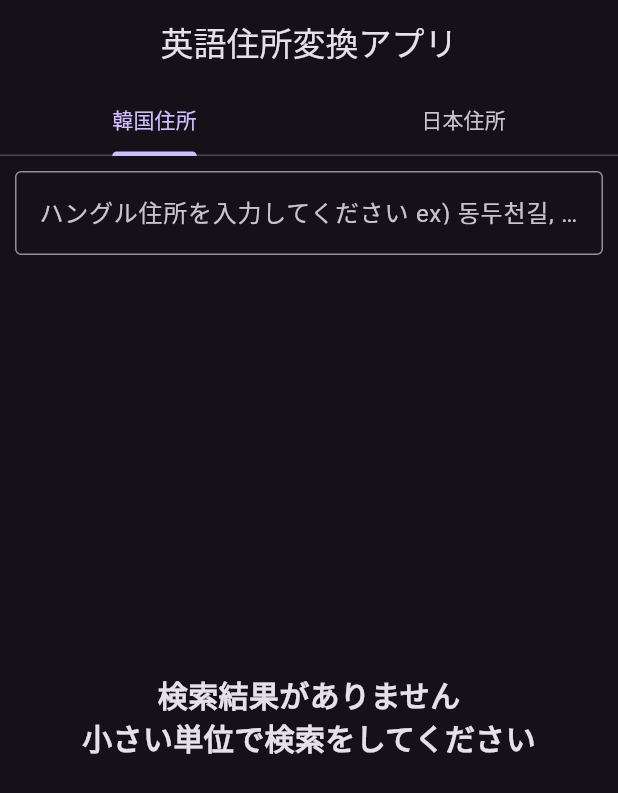
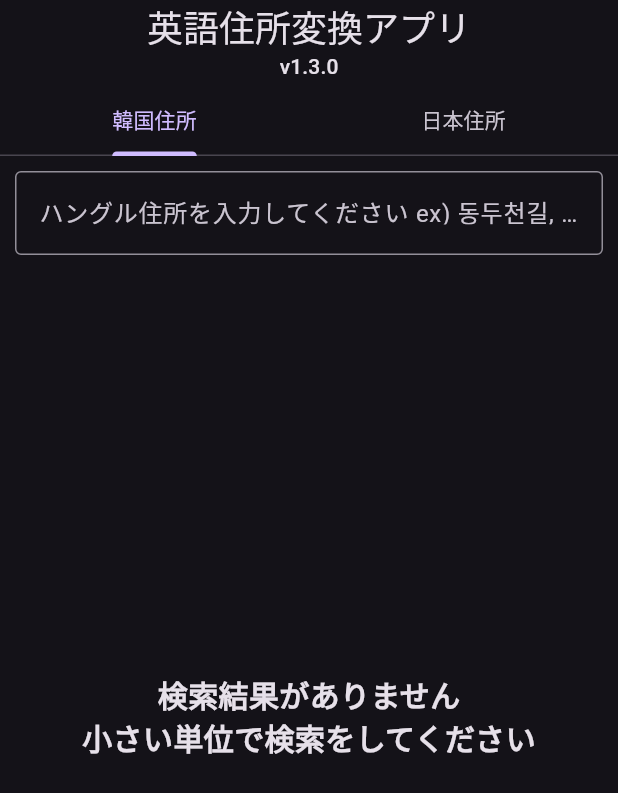
Before and after one commit to jhh78/address_converter, a Flutter app: the screen it shows after launch, on a phone screen of 412 x 824 dp. Shown: the top 793 px of the screen. Run offline on Flutter 3.47's test engine with Material 3 defaults, Android fonts, the phone set to English and light mode, and no system bars; drawn by our look-alikes of google_mobile_ads; our stand-ins replace package_info_plus, sqflite; accounts and stored records are empty; generated files the repository leaves out were written again; network calls fail.

Commit message:
작업 저장

```diff
--- a/lib/main.dart
+++ b/lib/main.dart
@@ -71,8 +71,8 @@ class _MyAppState extends State<MyApp> {
 
   @override
   Widget build(BuildContext context) {
-    return WillPopScope(
-        onWillPop: () async => false,
+    return PopScope(
+        canPop: false,
         child: _isLogo ? const LogoScreen() : const HomeScreen());
   }
 }
--- a/lib/screens/home.dart
+++ b/lib/screens/home.dart
@@ -4,6 +4,7 @@ import 'package:english_address_converter/screens/kr_search.dart';
 import 'package:flutter/material.dart';
 import 'package:google_mobile_ads/google_mobile_ads.dart';
 import 'package:flutter_gen/gen_l10n/app_localizations.dart';
+import 'package:package_info_plus/package_info_plus.dart';
 
 class HomeScreen extends StatefulWidget {
   const HomeScreen({Key? key}) : super(key: key);
@@ -16,12 +17,29 @@ class _HomeScreenState extends State<HomeScreen> with TickerProviderStateMixin {
   BannerAd? _bannerAd;
   bool _isAdLoaded = false;
   late final TabController _tabController;
+  PackageInfo _packageInfo = PackageInfo(
+    appName: 'Unknown',
+    packageName: 'Unknown',
+    version: 'Unknown',
+    buildNumber: 'Unknown',
+    buildSignature: 'Unknown',
+    installerStore: 'Unknown',
+  );
+
+  Future<void> _initPackageInfo() async {
+    final info = await PackageInfo.fromPlatform();
+    debugPrint('>>>>>>>>>>>>>>>>>>>>>>>>>>>>> $info');
+    setState(() {
+      _packageInfo = info;
+    });
+  }
 
   @override
   void initState() {
     super.initState();
     _tabController = TabController(length: 2, vsync: this);
     loadAd();
+    _initPackageInfo();
   }
 
   @override
@@ -63,7 +81,18 @@ class _HomeScreenState extends State<HomeScreen> with TickerProviderStateMixin {
     return SafeArea(
       child: Scaffold(
         appBar: AppBar(
-          title: Text(AppLocalizations.of(context)!.appTitle),
+          title: Column(
+            children: [
+              Text(
+                AppLocalizations.of(context)!.appTitle,
+                style: Theme.of(context).textTheme.headlineSmall,
+              ),
+              Text(
+                'v${_packageInfo.version}',
+                style: Theme.of(context).textTheme.labelLarge,
+              ),
+            ],
+          ),
           bottom: !_isAdLoaded
               ? null
               : TabBar(
--- a/pubspec.yaml
+++ b/pubspec.yaml
@@ -16,7 +16,7 @@ publish_to: "none" # Remove this line if you wish to publish to pub.dev
 # https://developer.apple.com/library/archive/documentation/General/Reference/InfoPlistKeyReference/Articles/CoreFoundationKeys.html
 # In Windows, build-name is used as the major, minor, and patch parts
 # of the product and file versions while build-number is used as the build suffix.
-version: 1.2.0+4
+version: 1.3.0+5
 
 environment:
     sdk: ">=3.1.5 <4.0.0"
@@ -41,6 +41,7 @@ dependencies:
     flutter_localizations:
         sdk: flutter
     intl: any
+    package_info_plus: ^5.0.1
 
 dev_dependencies:
     flutter_test:
```
Also changed, not shown: lib/widgets/search_result_info.dart (+7 -3 lines), pubspec.lock, 2 other files.
